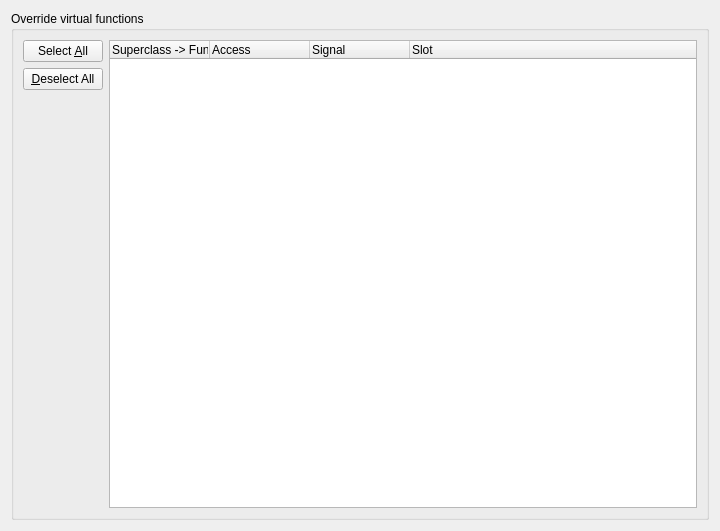
Before: the Qt Designer form language/codegen/ui/overridevirtuals.ui in KDE/kdevelop, drawn with Qt 5.
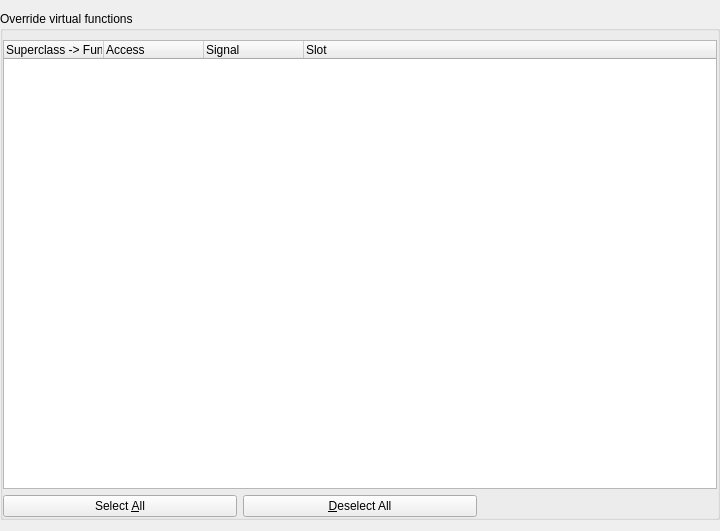
After: the same form once the commit is applied. Custom widgets are drawn as their Qt base class.

```diff
--- a/language/codegen/ui/overridevirtuals.ui
+++ b/language/codegen/ui/overridevirtuals.ui
@@ -9,7 +9,13 @@
     <height>531</height>
    </rect>
   </property>
-  <layout class="QVBoxLayout" name="verticalLayout_2" >
+  <layout class="QVBoxLayout" name="verticalLayout_2">
+   <property name="leftMargin">
+    <number>0</number>
+   </property>
+   <property name="rightMargin">
+    <number>0</number>
+   </property>
    <item>
     <widget class="QGroupBox" name="groupBox" >
      <property name="title" >
@@ -18,60 +24,19 @@
      <property name="flat" >
       <bool>true</bool>
      </property>
-     <layout class="QHBoxLayout" name="horizontalLayout" >
+     <layout class="QVBoxLayout" name="verticalLayout_3">
+      <property name="leftMargin">
+       <number>0</number>
+      </property>
+      <property name="rightMargin">
+       <number>0</number>
+      </property>
+      <property name="bottomMargin">
+       <number>0</number>
+      </property>
       <item>
-       <layout class="QVBoxLayout" name="verticalLayout" >
-        <item>
-         <widget class="KPushButton" name="selectAllPushButton" >
-          <property name="text" >
-           <string>Select &amp;All</string>
-          </property>
-         </widget>
-        </item>
-        <item>
-         <widget class="KPushButton" name="deselectAllPushButton" >
-          <property name="text" >
-           <string>&amp;Deselect All</string>
-          </property>
-         </widget>
-        </item>
-        <item>
-         <spacer name="verticalSpacer_2" >
-          <property name="orientation" >
-           <enum>Qt::Vertical</enum>
-          </property>
-          <property name="sizeType" >
-           <enum>QSizePolicy::Fixed</enum>
-          </property>
-          <property name="sizeHint" stdset="0" >
-           <size>
-            <width>28</width>
-            <height>18</height>
-           </size>
-          </property>
-         </spacer>
-        </item>
-        <item>
-         <widget class="QWidget" native="1" name="extraFunctionWidget" />
-        </item>
-        <item>
-         <spacer name="verticalSpacer" >
-          <property name="orientation" >
-           <enum>Qt::Vertical</enum>
-          </property>
-          <property name="sizeHint" stdset="0" >
-           <size>
-            <width>20</width>
-            <height>40</height>
-           </size>
-          </property>
-         </spacer>
-        </item>
-       </layout>
-      </item>
-      <item>
-       <widget class="QTreeWidget" name="overridesTree" >
-        <property name="rootIsDecorated" >
+       <widget class="QTreeWidget" name="overridesTree">
+        <property name="rootIsDecorated">
          <bool>false</bool>
         </property>
         <property name="uniformRowHeights" >
@@ -108,6 +73,29 @@
         </column>
        </widget>
       </item>
+      <item>
+       <layout class="QHBoxLayout" name="horizontalLayout">
+        <item>
+         <widget class="KPushButton" name="selectAllPushButton">
+          <property name="text">
+           <string>Select &amp;All</string>
+          </property>
+         </widget>
+        </item>
+        <item>
+         <widget class="KPushButton" name="deselectAllPushButton">
+          <property name="text">
+           <string>&amp;Deselect All</string>
+          </property>
+         </widget>
+        </item>
+        <item>
+         <widget class="QWidget" name="extraFunctionWidget" native="true">
+          <zorder>selectAllPushButton</zorder>
+         </widget>
+        </item>
+       </layout>
+      </item>
      </layout>
     </widget>
    </item>
```
Left out of the diff: 31 changed lines with no effect on the pictures.
